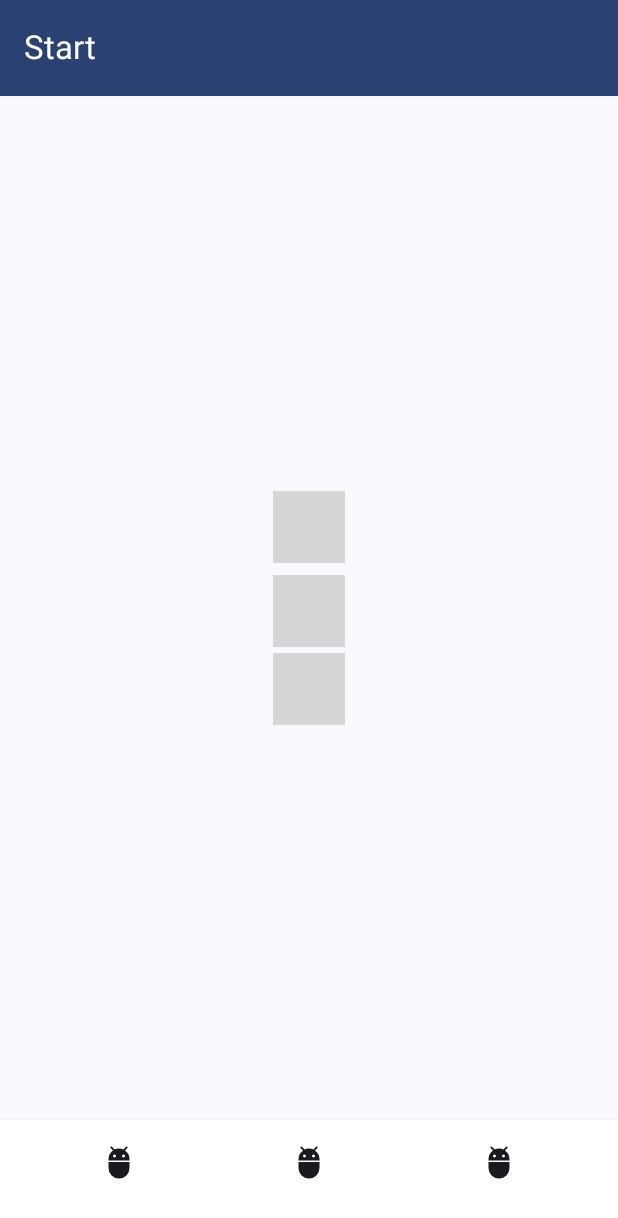
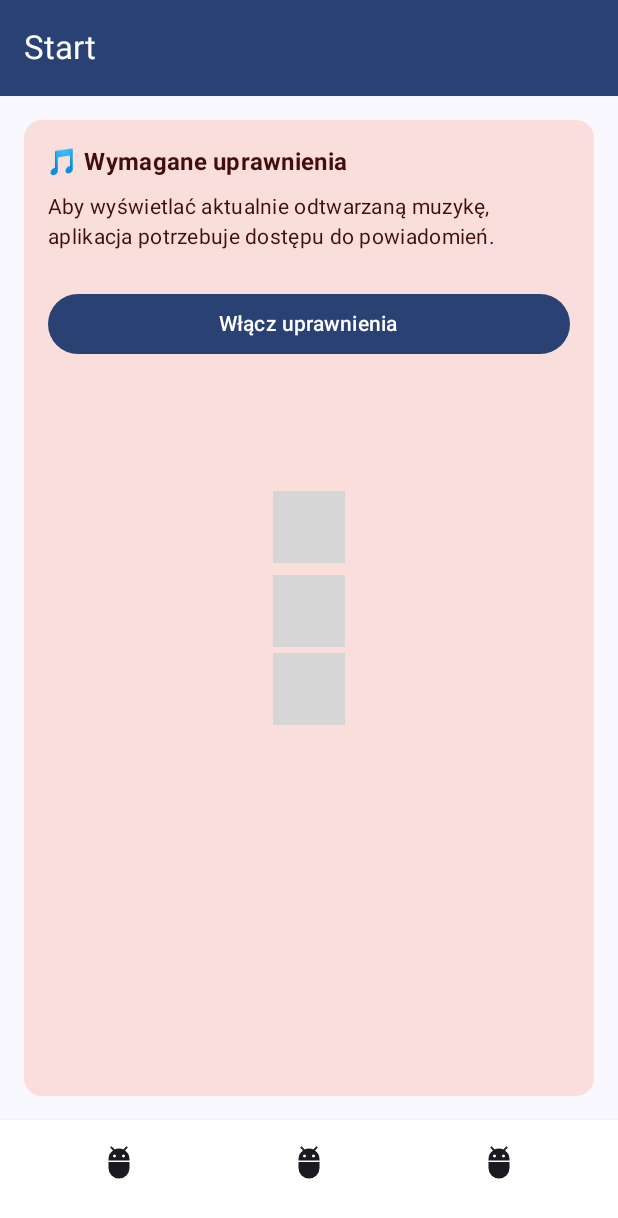
Before and after one commit to M-ichael-M/HearNear, an Android app built with Jetpack Compose: the composable HearNearApp shown on its own in the app's theme, after a tap on "Home", on a phone screen of 412 x 824 dp. Shown: the top 1218 px of the screen. Run offline under Robolectric (Android 15) with nearby library versions, the phone set to English and light mode, and no system bars; libraries missing offline, so code that uses them is left out: androidx.glance.text; 4 statements that could not run were skipped; 2 other taps on this screen came first; grey boxes are pictures that could not be loaded.

Commit message:
Fix notification listener

```diff
--- a/App/app/src/main/java/com/example/hearnear/MainActivity.kt
+++ b/App/app/src/main/java/com/example/hearnear/MainActivity.kt
@@ -1,10 +1,13 @@
 package com.example.hearnear
 
 import android.Manifest
+import android.content.ComponentName
+import android.content.Intent
 import android.content.pm.PackageManager
 import android.graphics.BitmapFactory
 import android.os.Build
 import android.os.Bundle
+import android.provider.Settings
 import androidx.activity.ComponentActivity
 import androidx.activity.compose.setContent
 import androidx.activity.enableEdgeToEdge
@@ -16,6 +19,7 @@ import androidx.compose.material3.Scaffold
 import androidx.compose.material3.Text
 import androidx.compose.runtime.Composable
 import androidx.compose.runtime.DisposableEffect
+import androidx.compose.runtime.LaunchedEffect
 import androidx.compose.runtime.collectAsState
 import androidx.compose.runtime.getValue
 import androidx.compose.runtime.remember
@@ -39,12 +43,12 @@ import org.maplibre.android.maps.Style
 import org.maplibre.android.plugins.annotation.SymbolManager
 import org.maplibre.android.plugins.annotation.SymbolOptions
 
-
 class MainActivity : ComponentActivity() {
 
     @RequiresApi(Build.VERSION_CODES.O)
     override fun onCreate(savedInstanceState: Bundle?) {
         super.onCreate(savedInstanceState)
+
         // Inicjalizacja MapLibre z kluczem API
         MapLibre.getInstance(
             applicationContext,
@@ -59,6 +63,13 @@ class MainActivity : ComponentActivity() {
                 }
                 val authState by authViewModel.authState.collectAsState()
 
+                // Sprawdź i uruchom NotificationListener gdy użytkownik jest zalogowany
+                LaunchedEffect(authState.isLoggedIn) {
+                    if (authState.isLoggedIn) {
+                        checkAndEnableNotificationListener()
+                    }
+                }
+
                 if (authState.isLoggedIn) {
                     HearNearApp(authViewModel = authViewModel)
                 } else {
@@ -67,4 +78,21 @@ class MainActivity : ComponentActivity() {
             }
         }
     }
+
+    private fun checkAndEnableNotificationListener() {
+        if (!isNotificationServiceEnabled()) {
+            // Jeśli NotificationListener nie jest włączony, otwórz ustawienia
+            val intent = Intent(Settings.ACTION_NOTIFICATION_LISTENER_SETTINGS)
+            startActivity(intent)
+        }
+    }
+
+    private fun isNotificationServiceEnabled(): Boolean {
+        val enabledListeners = Settings.Secure.getString(
+            contentResolver,
+            "enabled_notification_listeners"
+        )
+        val packageName = packageName
+        return enabledListeners?.contains(packageName) == true
+    }
 }
--- /dev/null
+++ b/App/app/src/main/java/com/example/hearnear/ui/components/NotificationPermissionChecker.kt
@@ -0,0 +1,117 @@
+package com.example.hearnear.ui.components
+
+import android.content.Intent
+import android.provider.Settings
+import androidx.compose.foundation.layout.Arrangement
+import androidx.compose.foundation.layout.Column
+import androidx.compose.foundation.layout.Spacer
+import androidx.compose.foundation.layout.fillMaxWidth
+import androidx.compose.foundation.layout.height
+import androidx.compose.foundation.layout.padding
+import androidx.compose.material3.AlertDialog
+import androidx.compose.material3.Button
+import androidx.compose.material3.Card
+import androidx.compose.material3.CardDefaults
+import androidx.compose.material3.MaterialTheme
+import androidx.compose.material3.Text
+import androidx.compose.material3.TextButton
+import androidx.compose.runtime.Composable
+import androidx.compose.runtime.LaunchedEffect
+import androidx.compose.runtime.getValue
+import androidx.compose.runtime.mutableStateOf
+import androidx.compose.runtime.remember
+import androidx.compose.runtime.setValue
+import androidx.compose.ui.Modifier
+import androidx.compose.ui.platform.LocalContext
+import androidx.compose.ui.text.font.FontWeight
+import androidx.compose.ui.unit.dp
+
+@Composable
+fun NotificationPermissionChecker() {
+    val context = LocalContext.current
+    var showDialog by remember { mutableStateOf(false) }
+    var isEnabled by remember { mutableStateOf(false) }
+
+    LaunchedEffect(Unit) {
+        val enabledListeners = Settings.Secure.getString(
+            context.contentResolver,
+            "enabled_notification_listeners"
+        )
+        isEnabled = enabledListeners?.contains(context.packageName) == true
+
+        if (!isEnabled) {
+            showDialog = true
+        }
+    }
+
+    if (!isEnabled) {
+        Card(
+            modifier = Modifier
+                .fillMaxWidth()
+                .padding(16.dp),
+            colors = CardDefaults.cardColors(
+                containerColor = MaterialTheme.colorScheme.errorContainer
+            )
+        ) {
+            Column(
+                modifier = Modifier.padding(16.dp),
+                verticalArrangement = Arrangement.spacedBy(8.dp)
+            ) {
+                Text(
+                    text = "🎵 Wymagane uprawnienia",
+                    style = MaterialTheme.typography.titleMedium,
+                    fontWeight = FontWeight.Bold,
+                    color = MaterialTheme.colorScheme.onErrorContainer
+                )
+
+                Text(
+                    text = "Aby wyświetlać aktualnie odtwarzaną muzykę, aplikacja potrzebuje dostępu do powiadomień.",
+                    style = MaterialTheme.typography.bodyMedium,
+                    color = MaterialTheme.colorScheme.onErrorContainer
+                )
+
+                Spacer(modifier = Modifier.height(8.dp))
+
+                Button(
+                    onClick = {
+                        val intent = Intent(Settings.ACTION_NOTIFICATION_LISTENER_SETTINGS)
+                        context.startActivity(intent)
+                    },
+                    modifier = Modifier.fillMaxWidth()
+                ) {
+                    Text("Włącz uprawnienia")
+                }
+            }
+        }
+    }
+
+    if (showDialog) {
+        AlertDialog(
+            onDismissRequest = { showDialog = false },
+            title = {
+                Text("Uprawnienia do powiadomień")
+            },
+            text = {
+                Text("HearNear potrzebuje dostępu do powiadomień, aby wyświetlać informacje o aktualnie odtwarzanej muzyce ze Spotify i YouTube Music.")
+            },
+            confirmButton = {
+                TextButton(
+                    onClick = {
+                        showDialog = false
+                        val intent = Intent(Settings.ACTION_NOTIFICATION_LISTENER_SETTINGS)
+                        context.startActivity(intent)
+                    }
+                ) {
+                    Text("Przejdź do ustawień")
+                }
+            },
+            dismissButton = {
+                TextButton(
+                    onClick = { showDialog = false }
+                ) {
+                    Text("Anuluj")
+                }
+            }
+        )
+    }
+}
--- a/App/app/src/main/java/com/example/hearnear/ui/screens/Home.kt
+++ b/App/app/src/main/java/com/example/hearnear/ui/screens/Home.kt
@@ -22,6 +22,7 @@ import androidx.compose.ui.Modifier
 import androidx.compose.ui.unit.dp
 import androidx.compose.ui.unit.sp
 import androidx.core.content.ContextCompat
+import com.example.hearnear.ui.components.NotificationPermissionChecker
 
 @RequiresApi(Build.VERSION_CODES.O)
 @Composable
@@ -54,6 +55,7 @@ fun HomeScreen() {
     }
 
     // UI
+    NotificationPermissionChecker()
     Column(
         modifier = Modifier
             .fillMaxSize()
```
